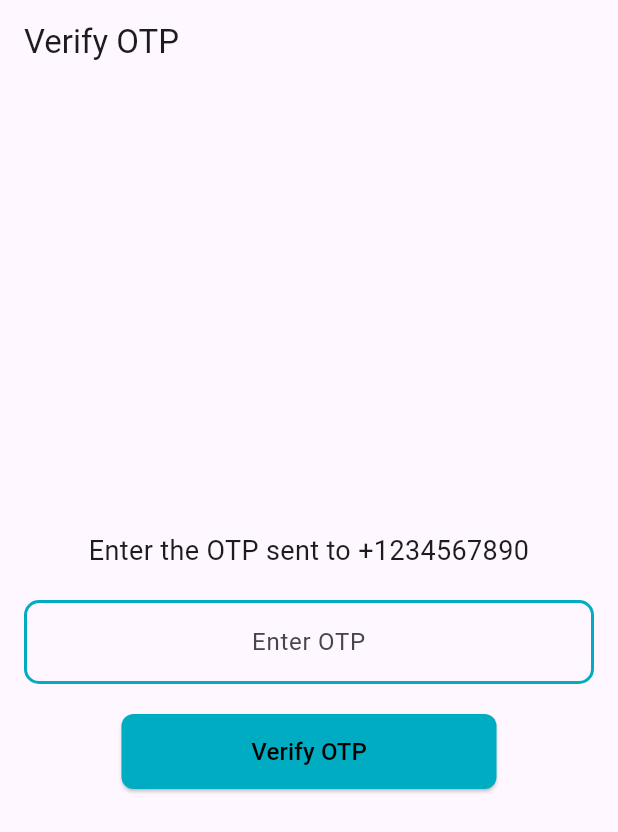
After one commit to Prakriti2515/EcoDrive_Group-2, a Flutter app: the OTPPage screen opened directly, on a phone screen of 412 x 824 dp. The commit adds this screen. Shown: the top 832 px of the screen. Run offline on Flutter 3.47's test engine with Material 3 defaults, Android fonts, the phone set to English and light mode, and no system bars.

Commit message:
otp page

```diff
--- a/eco-drive/lib/main.dart
+++ b/eco-drive/lib/main.dart
@@ -1,3 +1,4 @@
+import 'package:eco_drive/pages/otp.dart';
 import 'package:eco_drive/pages/start.dart';
 import 'package:flutter/material.dart';
 
--- /dev/null
+++ b/eco-drive/lib/pages/otp.dart
@@ -0,0 +1,125 @@
+import 'package:flutter/material.dart';
+
+class OTPPage extends StatefulWidget {
+  final String phoneNumber;
+
+  const OTPPage({Key? key, required this.phoneNumber}) : super(key: key);
+
+  @override
+  _OTPPageState createState() => _OTPPageState();
+}
+
+class _OTPPageState extends State<OTPPage> {
+  final TextEditingController _otpController = TextEditingController();
+  bool _isLoading = false;
+
+  void _verifyOTP() {
+    String enteredOTP = _otpController.text;
+
+    if (enteredOTP.length < 6) {
+      ScaffoldMessenger.of(context).showSnackBar(
+        SnackBar(content: Text("Please enter a valid 6-digit OTP")),
+      );
+      return;
+    }
+
+    setState(() {
+      _isLoading = true;
+    });
+
+    // Simulate OTP verification (Replace with actual backend verification logic)
+    Future.delayed(const Duration(seconds: 2), () {
+      setState(() {
+        _isLoading = false;
+      });
+
+      if (enteredOTP == "123456") {
+        // Example OTP
+        ScaffoldMessenger.of(context).showSnackBar(
+          SnackBar(content: Text("OTP Verified!")),
+        );
+      } else {
+        ScaffoldMessenger.of(context).showSnackBar(
+          SnackBar(content: Text("Invalid OTP. Please try again.")),
+        );
+      }
+    });
+  }
+
+  @override
+  Widget build(BuildContext context) {
+    return Scaffold(
+      appBar: AppBar(
+        title: Text("Verify OTP"),
+      ),
+      body: Padding(
+        padding: const EdgeInsets.all(16.0),
+        child: Column(
+          mainAxisAlignment: MainAxisAlignment.center,
+          children: [
+            Text(
+              "Enter the OTP sent to ${widget.phoneNumber}",
+              textAlign: TextAlign.center,
+              style: TextStyle(fontSize: 18),
+            ),
+            const SizedBox(height: 20),
+            TextField(
+              controller: _otpController,
+              keyboardType: TextInputType.number,
+              textAlign: TextAlign.center,
+              maxLength: 6,
+              decoration: InputDecoration(
+                border: OutlineInputBorder(),
+                hintText: "Enter OTP",
+                counterText: "",
+                enabledBorder: OutlineInputBorder(
+                  borderRadius: BorderRadius.circular(10),
+                  borderSide: BorderSide(
+                    color: Color(0xff00ACC1),
+                    width: 2.0,
+                  ),
+                ),
+                focusedBorder: OutlineInputBorder(
+                  borderRadius: BorderRadius.circular(8),
+                  borderSide: BorderSide(
+                    color: Color(0xff00ACC1),
+                    width: 2.0,
+                  ),
+                ), // Hide the counter
+              ),
+            ),
+            const SizedBox(height: 20),
+            _isLoading
+                ? CircularProgressIndicator()
+                : ElevatedButton(
+                    onPressed: _verifyOTP,
+                    style: ElevatedButton.styleFrom(
+                      backgroundColor: Color(0xff00ACC1),
+                      padding:
+                          EdgeInsets.symmetric(horizontal: 24, vertical: 12),
+                      minimumSize: Size(250, 50),
+                      shape: RoundedRectangleBorder(
+                        borderRadius: BorderRadius.circular(8),
+                      ),
+                    ),
+                    child: Text(
+                      "Verify OTP",
+                      style: TextStyle(
+                        color: Colors.black,
+                        fontSize: 16.0,
+                      ),
+                    ),
+                  ),
+          ],
+        ),
+      ),
+    );
+  }
+}
+
+void main() {
+  runApp(MaterialApp(
+    debugShowCheckedModeBanner: false,
+    home: OTPPage(phoneNumber: "+1234567890"),
+  ));
+}
```
